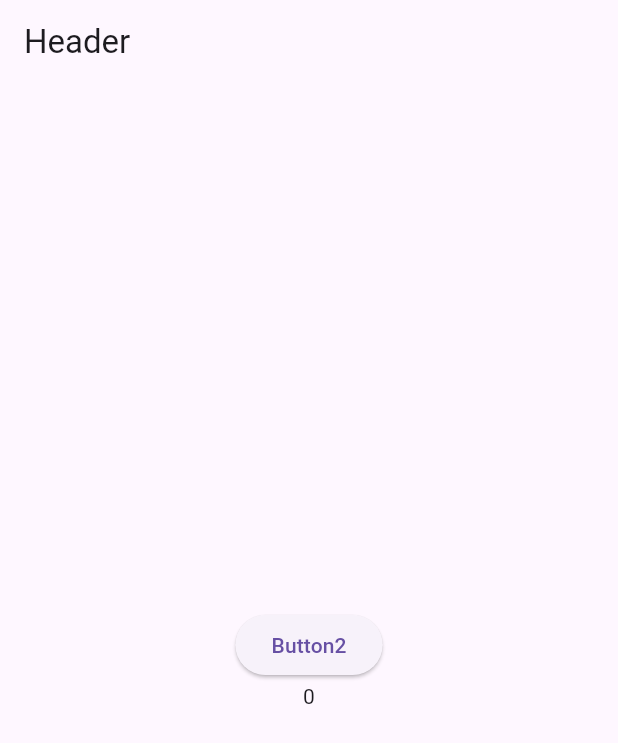
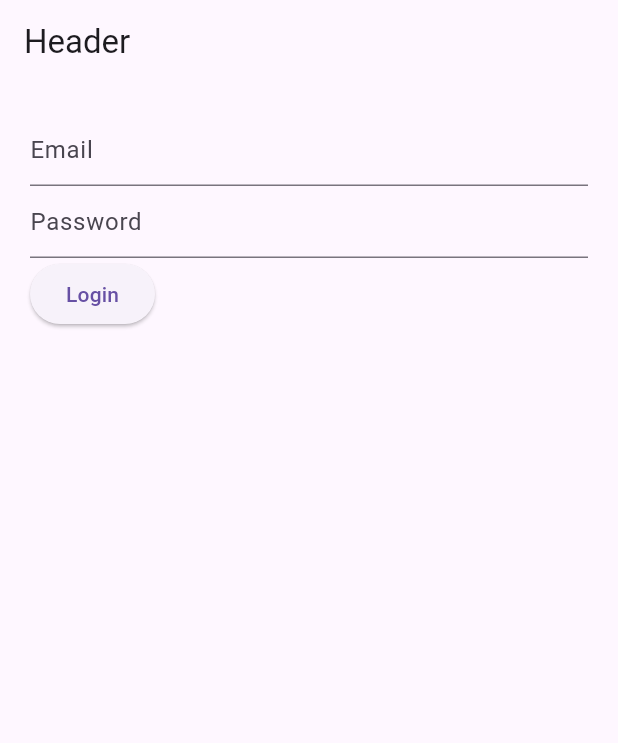
Before and after one commit to evadzala/flutter_practise2, a Flutter app: the screen it shows after launch, on a phone screen of 412 x 824 dp. Shown: the top 743 px of the screen. Run offline on Flutter 3.47's test engine with Material 3 defaults, Android fonts, the phone set to English and light mode, and no system bars.

Commit message:
login page
(cherry picked from commit cb3016394dcc6e9c0b95dd6e518d480451de48ea)
(cherry picked from commit cbb18f1fd9ec3242506ba881aa426bbc8a741158)

```diff
--- a/lib/main.dart
+++ b/lib/main.dart
@@ -1,7 +1,9 @@
 import 'package:flutter/material.dart';
 
 void main() {
-  runApp(const DemoApp2());
+  runApp(const MaterialApp(
+    home: DemoApp2(),
+  ));
 }
 
 class DemoApp2 extends StatefulWidget {
@@ -12,6 +14,9 @@ class DemoApp2 extends StatefulWidget {
 }
 
 class _DemoApp2State extends State<DemoApp2> {
+  TextEditingController emailController = TextEditingController();
+  TextEditingController passwordController = TextEditingController();
+
   int count = 0;
 
   @override
@@ -21,25 +26,67 @@ class _DemoApp2State extends State<DemoApp2> {
           appBar: AppBar(
             title: const Text("Header"),
           ),
-        body: Center(
+          body: Container(
+            margin: const EdgeInsets.all(20),
             child: Column(
-          mainAxisAlignment: MainAxisAlignment.center,
-          crossAxisAlignment: CrossAxisAlignment.center,
+              mainAxisAlignment: MainAxisAlignment.start,
+              crossAxisAlignment: CrossAxisAlignment.start,
               children: [
-            ElevatedButton(onPressed: onPressed, child: const Text("Button2")),
-            Text(
-              count.toString(),
-              textDirection: TextDirection.ltr,
-            )
+                TextField(
+                  controller: emailController,
+                  decoration: const InputDecoration(hintText: "Email"),
+                ),
+                TextField(
+                  controller: passwordController,
+                  decoration: const InputDecoration(hintText: "Password"),
+                ),
+                ElevatedButton(
+                    onPressed: () {
+                      Navigator.push(
+                          context,
+                          MaterialPageRoute(
+                              builder: (context) => Page2(
+                                    email: emailController.text,
+                                    password: passwordController.text,
+                                  )));
+                    },
+                    child: const Text("Login"))
               ],
+            ),
           )),
-      ),
     );
   }
 
   void onPressed() {
     count++;
-    print("$count");
+    print(emailController.text + passwordController.text);
+  }
+}
+
+class Page2 extends StatefulWidget {
+  String email;
+  String password;
+
+  Page2({Key? key, required this.email, required this.password})
+      : super(key: key);
+
+  @override
+  State<Page2> createState() => _Page2State();
+}
+
+class _Page2State extends State<Page2> {
+  @override
+  Widget build(BuildContext context) {
+    return Scaffold(
+        appBar: AppBar(
+          title: const Text("Page2"),
+        ),
+        body: Container(
+          child: Column(children: [
+            Text("Email: ${widget.email}"),
+            Text("Password: ${widget.password}")
+          ]),
+        ));
   }
 }
 
```
Lines whose indentation alone changed are shown as unchanged.
